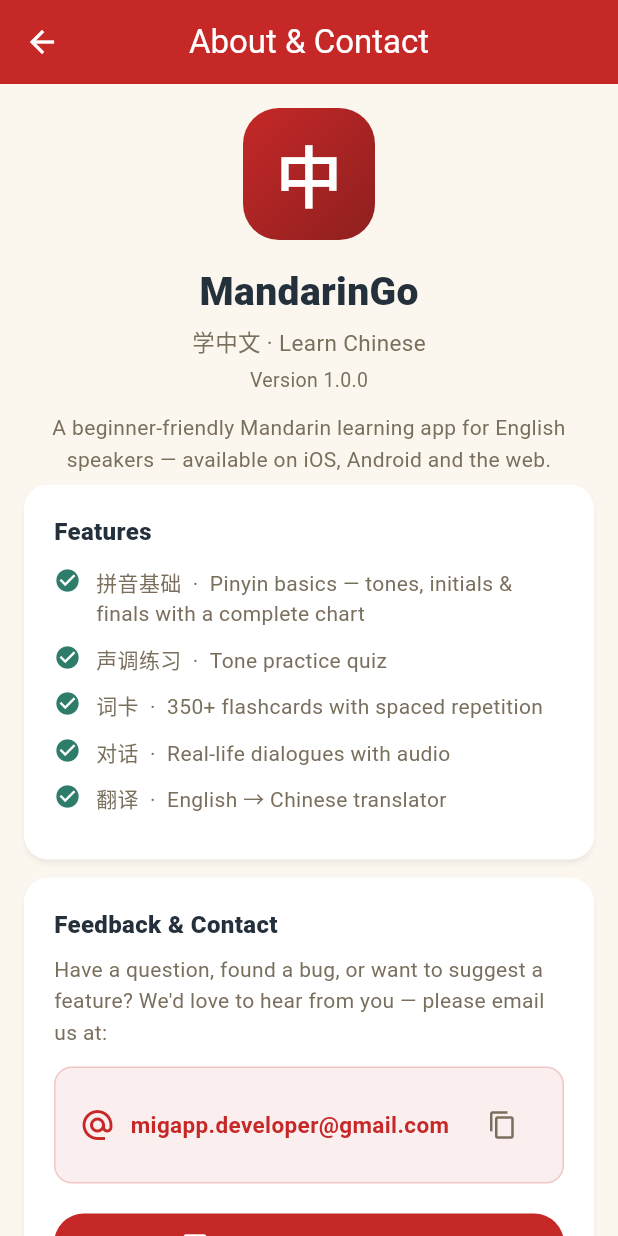
After one commit to MigAppSprig/mandarin_go, a Flutter app: the screen it shows after launch, after a tap on the "info outline" icon, on a phone screen of 412 x 824 dp. The commit adds this screen. Run offline on Flutter 3.47's test engine with Material 3 defaults, Android fonts, the phone set to English and light mode, and no system bars; our stand-ins replace audioplayers, flutter_tts, shared_preferences; missing offline and left inert: pinyin.

Commit message:
Add About & Contact page with feedback email

```diff
--- /dev/null
+++ b/lib/screens/about_screen.dart
@@ -0,0 +1,247 @@
+import 'package:flutter/material.dart';
+import 'package:flutter/services.dart';
+import 'package:url_launcher/url_launcher.dart';
+
+import '../theme/app_theme.dart';
+
+/// About & contact page: basic app/website info plus a feedback channel.
+class AboutScreen extends StatelessWidget {
+  const AboutScreen({super.key});
+
+  static const String feedbackEmail = 'migapp.developer@gmail.com';
+
+  Future<void> _sendEmail(BuildContext context) async {
+    final uri = Uri(
+      scheme: 'mailto',
+      path: feedbackEmail,
+      query: 'subject=${Uri.encodeComponent('MandarinGo Feedback')}',
+    );
+    try {
+      await launchUrl(uri, mode: LaunchMode.externalApplication);
+    } catch (_) {
+      if (context.mounted) {
+        await _copyEmail(context);
+      }
+    }
+  }
+
+  Future<void> _copyEmail(BuildContext context) async {
+    await Clipboard.setData(const ClipboardData(text: feedbackEmail));
+    if (context.mounted) {
+      ScaffoldMessenger.of(context).showSnackBar(
+        const SnackBar(content: Text('Email copied to clipboard.')),
+      );
+    }
+  }
+
+  @override
+  Widget build(BuildContext context) {
+    return Scaffold(
+      appBar: AppBar(title: const Text('About & Contact')),
+      body: ListView(
+        padding: const EdgeInsets.fromLTRB(0, 16, 0, 32),
+        children: [
+          _buildHeader(context),
+          _buildFeatures(context),
+          _buildContact(context),
+          _buildFooter(context),
+        ],
+      ),
+    );
+  }
+
+  Widget _buildHeader(BuildContext context) {
+    return Column(
+      children: [
+        Container(
+          width: 88,
+          height: 88,
+          alignment: Alignment.center,
+          decoration: BoxDecoration(
+            gradient: const LinearGradient(
+              colors: [AppColors.red, AppColors.deepRed],
+              begin: Alignment.topLeft,
+              end: Alignment.bottomRight,
+            ),
+            borderRadius: BorderRadius.circular(24),
+          ),
+          child: const Text(
+            '中',
+            style: TextStyle(
+              fontSize: 44,
+              fontWeight: FontWeight.w800,
+              color: Colors.white,
+            ),
+          ),
+        ),
+        const SizedBox(height: 16),
+        const Text(
+          'MandarinGo',
+          style: TextStyle(
+            fontSize: 26,
+            fontWeight: FontWeight.w800,
+            color: AppColors.ink,
+          ),
+        ),
+        const SizedBox(height: 4),
+        Text(
+          '学中文 · Learn Chinese',
+          style: TextStyle(fontSize: 15, color: AppColors.muted),
+        ),
+        const SizedBox(height: 4),
+        Text(
+          'Version 1.0.0',
+          style: TextStyle(fontSize: 13, color: AppColors.muted),
+        ),
+        const SizedBox(height: 12),
+        Padding(
+          padding: const EdgeInsets.symmetric(horizontal: 32),
+          child: Text(
+            'A beginner-friendly Mandarin learning app for English speakers — '
+            'available on iOS, Android and the web.',
+            textAlign: TextAlign.center,
+            style: TextStyle(
+              fontSize: 14,
+              height: 1.5,
+              color: AppColors.muted,
+            ),
+          ),
+        ),
+      ],
+    );
+  }
+
+  Widget _buildFeatures(BuildContext context) {
+    const features = [
+      ('拼音基础', 'Pinyin basics — tones, initials & finals with a complete chart'),
+      ('声调练习', 'Tone practice quiz'),
+      ('词卡', '350+ flashcards with spaced repetition'),
+      ('对话', 'Real-life dialogues with audio'),
+      ('翻译', 'English → Chinese translator'),
+    ];
+
+    return Card(
+      child: Padding(
+        padding: const EdgeInsets.all(20),
+        child: Column(
+          crossAxisAlignment: CrossAxisAlignment.start,
+          children: [
+            Text(
+              'Features',
+              style: TextStyle(
+                fontSize: 16,
+                fontWeight: FontWeight.w800,
+                color: AppColors.ink,
+              ),
+            ),
+            const SizedBox(height: 12),
+            for (final (zh, en) in features)
+              Padding(
+                padding: const EdgeInsets.only(bottom: 10),
+                child: Row(
+                  crossAxisAlignment: CrossAxisAlignment.start,
+                  children: [
+                    Icon(Icons.check_circle, size: 18, color: AppColors.jade),
+                    const SizedBox(width: 10),
+                    Expanded(
+                      child: Text(
+                        '$zh  ·  $en',
+                        style: TextStyle(
+                          fontSize: 14,
+                          height: 1.4,
+                          color: AppColors.muted,
+                        ),
+                      ),
+                    ),
+                  ],
+                ),
+              ),
+          ],
+        ),
+      ),
+    );
+  }
+
+  Widget _buildContact(BuildContext context) {
+    return Card(
+      child: Padding(
+        padding: const EdgeInsets.all(20),
+        child: Column(
+          crossAxisAlignment: CrossAxisAlignment.start,
+          children: [
+            Text(
+              'Feedback & Contact',
+              style: TextStyle(
+                fontSize: 16,
+                fontWeight: FontWeight.w800,
+                color: AppColors.ink,
+              ),
+            ),
+            const SizedBox(height: 8),
+            Text(
+              'Have a question, found a bug, or want to suggest a feature? '
+              "We'd love to hear from you — please email us at:",
+              style: TextStyle(
+                fontSize: 14,
+                height: 1.5,
+                color: AppColors.muted,
+              ),
+            ),
+            const SizedBox(height: 12),
+            Container(
+              width: double.infinity,
+              padding: const EdgeInsets.symmetric(vertical: 14, horizontal: 16),
+              decoration: BoxDecoration(
+                color: AppColors.red.withValues(alpha: 0.08),
+                borderRadius: BorderRadius.circular(12),
+                border: Border.all(color: AppColors.red.withValues(alpha: 0.2)),
+              ),
+              child: Row(
+                children: [
+                  Icon(Icons.alternate_email, color: AppColors.red),
+                  const SizedBox(width: 10),
+                  Expanded(
+                    child: Text(
+                      feedbackEmail,
+                      style: const TextStyle(
+                        fontSize: 15,
+                        fontWeight: FontWeight.w600,
+                        color: AppColors.red,
+                      ),
+                    ),
+                  ),
+                  IconButton(
+                    icon: const Icon(Icons.copy, size: 20),
+                    color: AppColors.muted,
+                    tooltip: 'Copy email',
+                    onPressed: () => _copyEmail(context),
+                  ),
+                ],
+              ),
+            ),
+            const SizedBox(height: 16),
+            SizedBox(
+              width: double.infinity,
+              child: FilledButton.icon(
+                onPressed: () => _sendEmail(context),
+                icon: const Icon(Icons.email_outlined),
+                label: const Text('Send Feedback Email'),
+              ),
+            ),
+          ],
+        ),
+      ),
+    );
+  }
+
+  Widget _buildFooter(BuildContext context) {
+    return Padding(
+      padding: const EdgeInsets.symmetric(horizontal: 24, vertical: 8),
+      child: Text(
+        'Thank you for learning with MandarinGo!',
+        textAlign: TextAlign.center,
+        style: TextStyle(fontSize: 13, color: AppColors.muted),
+      ),
+    );
+  }
+}
--- a/lib/screens/home_screen.dart
+++ b/lib/screens/home_screen.dart
@@ -7,6 +7,7 @@ import '../services/progress_controller.dart';
 import '../theme/app_theme.dart';
 import '../widgets/speak_button.dart';
 import '../widgets/tone_colored_pinyin.dart';
+import 'about_screen.dart';
 import 'settings_screen.dart';
 
 class HomeScreen extends StatelessWidget {
@@ -24,6 +25,17 @@ class HomeScreen extends StatelessWidget {
       appBar: AppBar(
         title: const Text('MandarinGo · 学中文'),
         actions: [
+          IconButton(
+            icon: const Icon(Icons.info_outline),
+            tooltip: 'About',
+            onPressed: () {
+              Navigator.of(context).push(
+                MaterialPageRoute<void>(
+                  builder: (_) => const AboutScreen(),
+                ),
+              );
+            },
+          ),
           IconButton(
             icon: const Icon(Icons.settings_outlined),
             tooltip: 'Settings',
--- a/lib/screens/settings_screen.dart
+++ b/lib/screens/settings_screen.dart
@@ -4,6 +4,7 @@ import 'package:provider/provider.dart';
 import '../services/progress_controller.dart';
 import '../services/tts_service.dart';
 import '../theme/app_theme.dart';
+import 'about_screen.dart';
 
 class SettingsScreen extends StatefulWidget {
   const SettingsScreen({super.key});
@@ -78,31 +79,17 @@ class _SettingsScreenState extends State<SettingsScreen> {
             ),
           ),
           _buildSectionHeader('About'),
-          const Card(
-            child: Padding(
-              padding: EdgeInsets.all(20),
-              child: Column(
-                crossAxisAlignment: CrossAxisAlignment.start,
-                children: [
-                  Text(
-                    'MandarinGo',
-                    style: TextStyle(fontSize: 18, fontWeight: FontWeight.w800),
-                  ),
-                  SizedBox(height: 4),
-                  Text(
-                    'A beginner-friendly Mandarin learning app for English speakers.',
-                    style: TextStyle(fontSize: 14, color: AppColors.muted),
-                  ),
-                  SizedBox(height: 12),
-                  Text(
-                    '• Pinyin tones, initials and finals\n'
-                    '• Spaced-repetition flashcards\n'
-                    '• Real-life dialogues with audio\n'
-                    '• Offline English → Chinese dictionary',
-                    style: TextStyle(fontSize: 13, height: 1.6, color: AppColors.muted),
-                  ),
-                ],
-              ),
+          Card(
+            child: ListTile(
+              leading: const Icon(Icons.info_outline, color: AppColors.jade),
+              title: const Text('About & Contact'),
+              subtitle: const Text('App info, features and feedback email'),
+              trailing: const Icon(Icons.chevron_right),
+              onTap: () {
+                Navigator.of(context).push(
+                  MaterialPageRoute<void>(builder: (_) => const AboutScreen()),
+                );
+              },
             ),
           ),
         ],
--- a/pubspec.yaml
+++ b/pubspec.yaml
@@ -20,6 +20,7 @@ dependencies:
   pinyin: ^3.3.0
   http: ^1.6.0
   audioplayers: ^6.8.1
+  url_launcher: ^6.3.3
 
 dev_dependencies:
   flutter_test:
```
Also changed, not shown: pubspec.lock.
